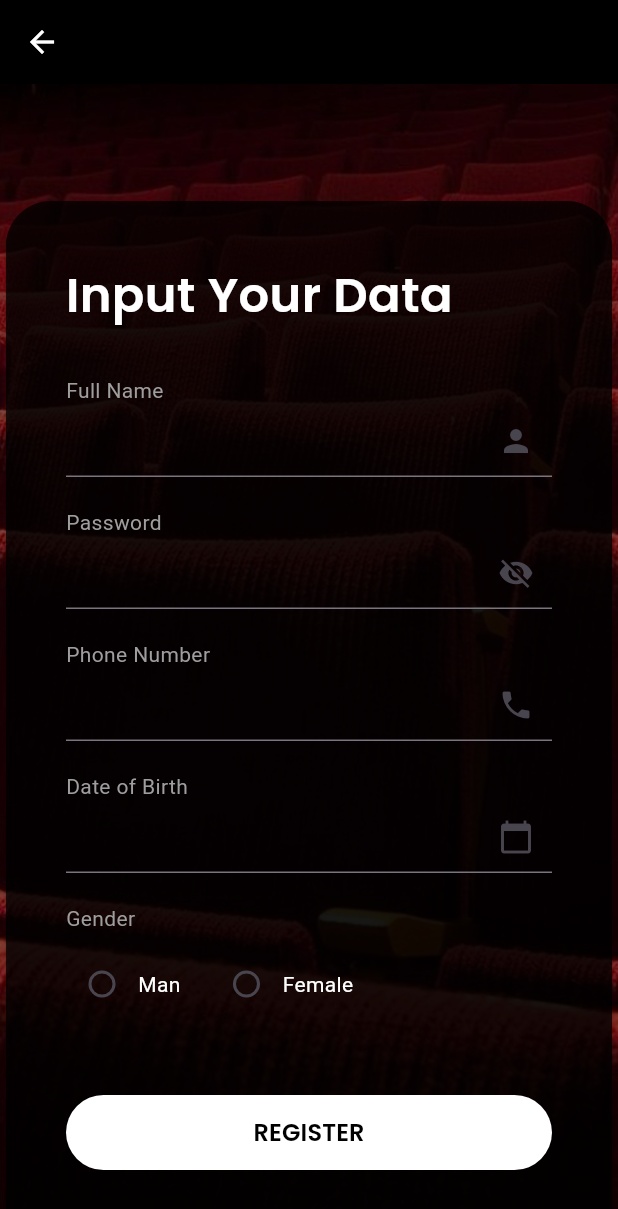
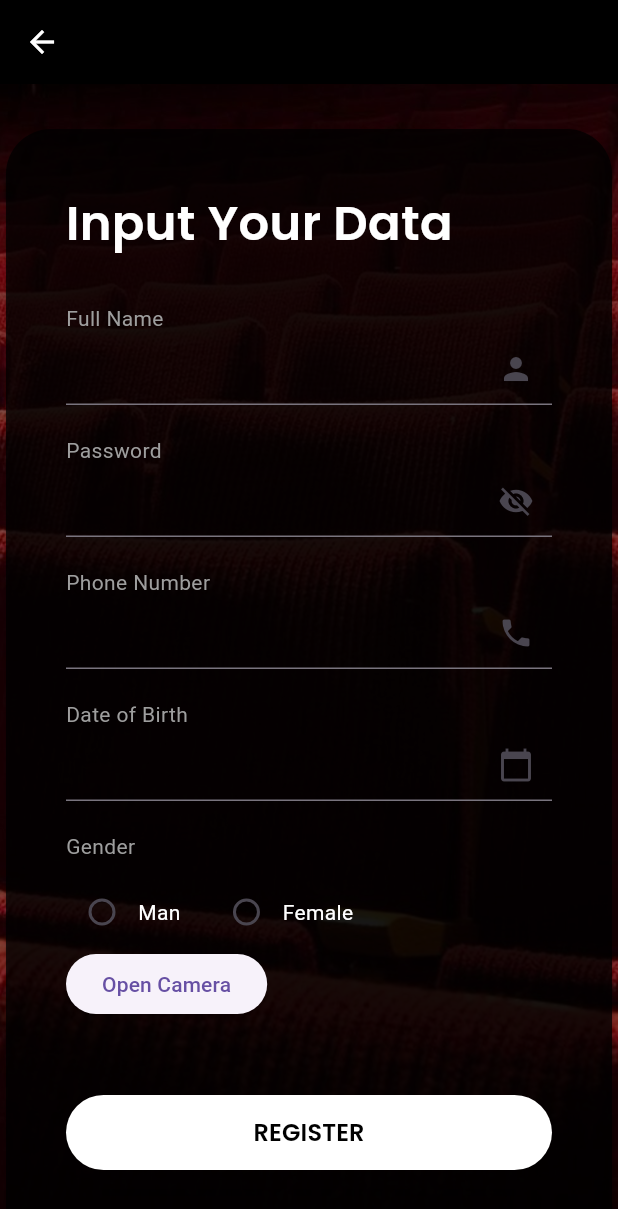
Before and after one commit to FrienDotJava/AtmaCinema, a Flutter app: the RegisterData screen opened directly, on a phone screen of 412 x 824 dp. Shown: the top 1209 px of the screen. Run offline on Flutter 3.47's test engine with Material 3 defaults, Android fonts, the phone set to English and light mode, and no system bars; our stand-ins replace animated_text_kit.

Commit message:
Save local changes before merging

```diff
--- a/lib/register_data.dart
+++ b/lib/register_data.dart
@@ -111,6 +111,12 @@ class _RegisterDataState extends State<RegisterData> {
             _buildGreyText("Gender"),
             const SizedBox(height: 10),
             _buildGenderField(),
+            ElevatedButton(
+              onPressed: () {
+                Navigator.pushNamed(context, '/camera');
+              },
+              child: Text('Open Camera'),
+            ),
             const SizedBox(height: 50),
             _buildRegisterButton(),
           ],
--- a/pubspec.yaml
+++ b/pubspec.yaml
@@ -31,6 +31,7 @@ dependencies:
   flutter:
     sdk: flutter
   intl: ^0.17.0
+  camera: ^0.11.0
 
   # The following adds the Cupertino Icons font to your application.
   # Use with the CupertinoIcons class for iOS style icons.
```
Also changed, not shown: pubspec.lock.
